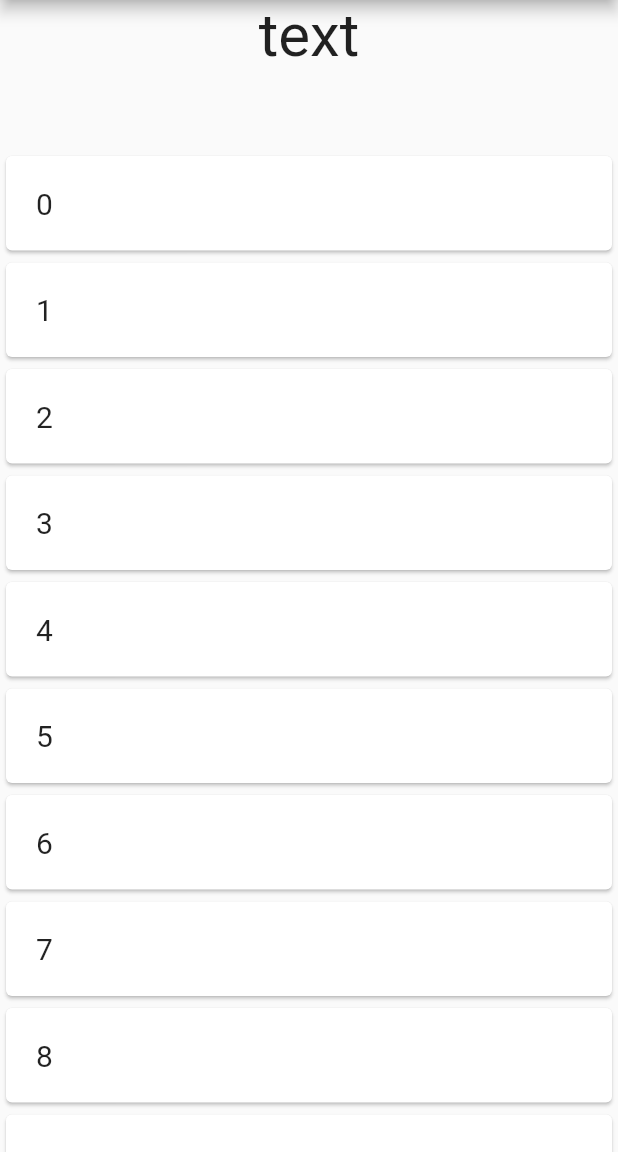
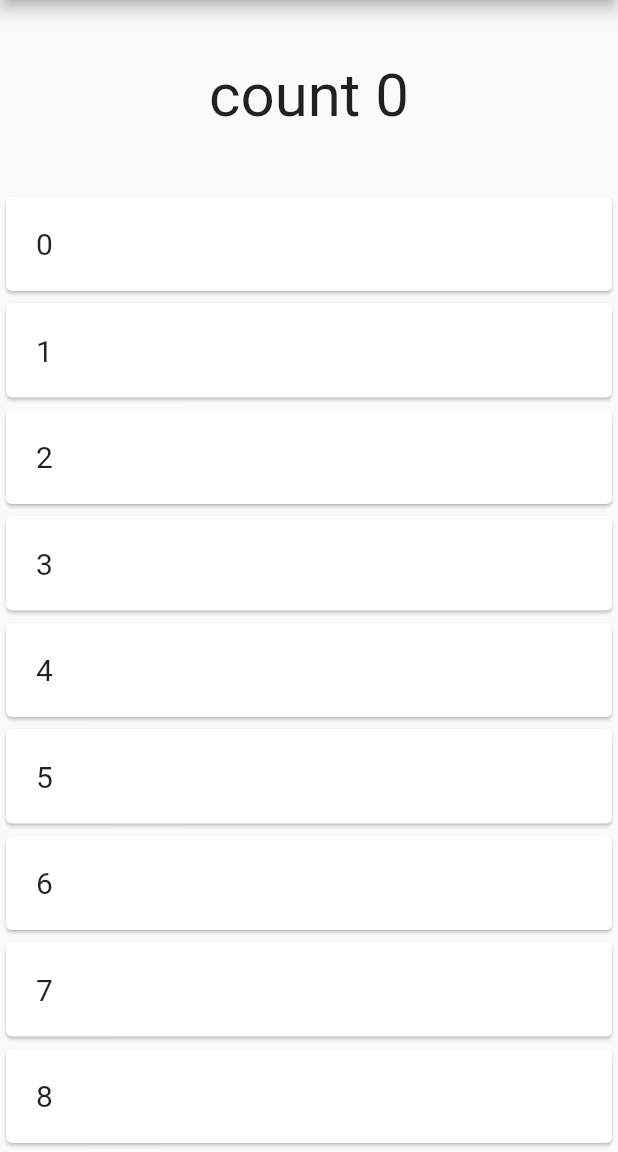
Before and after one commit to mrky125/flutter-paging-example, a Flutter app: the screen it shows after launch, on a phone screen of 412 x 824 dp, the part 84-1236 px from its top. Run offline on Flutter 3.47's test engine with Material 2 defaults, Android fonts, the phone set to English and light mode, and no system bars; our stand-ins replace hooks_riverpod.

Commit message:
add riverpod practice
- https://www.flutter-study.dev/firebase-app/riverpod

```diff
--- a/lib/main.dart
+++ b/lib/main.dart
@@ -1,7 +1,8 @@
 import 'package:flutter/material.dart';
+import 'package:hooks_riverpod/hooks_riverpod.dart';
 
 void main() {
-  runApp(const MyApp());
+  runApp(const ProviderScope(child: MyApp()));
 }
 
 class MyApp extends StatelessWidget {
@@ -20,21 +21,36 @@ class MyApp extends StatelessWidget {
   }
 }
 
-class _InfinityScrollPage extends StatelessWidget {
+// StateProviderを使い受け渡すデータを定義する
+// ※ Providerの種類は複数あるが、ここではデータを更新できるStateProviderを使う
+final countProvider = StateProvider((ref) {
+  return 0;
+});
+
+// ConsumerWidgetを使うとbuild()からデータを受け取る事ができる
+class _InfinityScrollPage extends ConsumerWidget {
   @override
-  Widget build(BuildContext context) {
+  Widget build(BuildContext context, WidgetRef ref) {
+    // 値が更新されたら自動的に反映される
+    final count = ref.watch(countProvider);
+
     return Scaffold(
         appBar: AppBar(
           title: const Text("paging example"),
         ),
         body: Column(
           children: [
-            const SizedBox(
-              height: 100,
-              child: Text(
-                "text",
-                style: TextStyle(fontSize: 40.0),
+            GestureDetector(
+              child: Container(
+                padding: const EdgeInsets.symmetric(vertical: 40.0),
+                child: Text(
+                  "count $count",
+                  style: const TextStyle(fontSize: 40.0),
+                ),
               ),
+              onTap: () {
+                ref.read(countProvider.notifier).state += 1;
+              },
             ),
             Flexible(
               child: ListView.builder(
```
